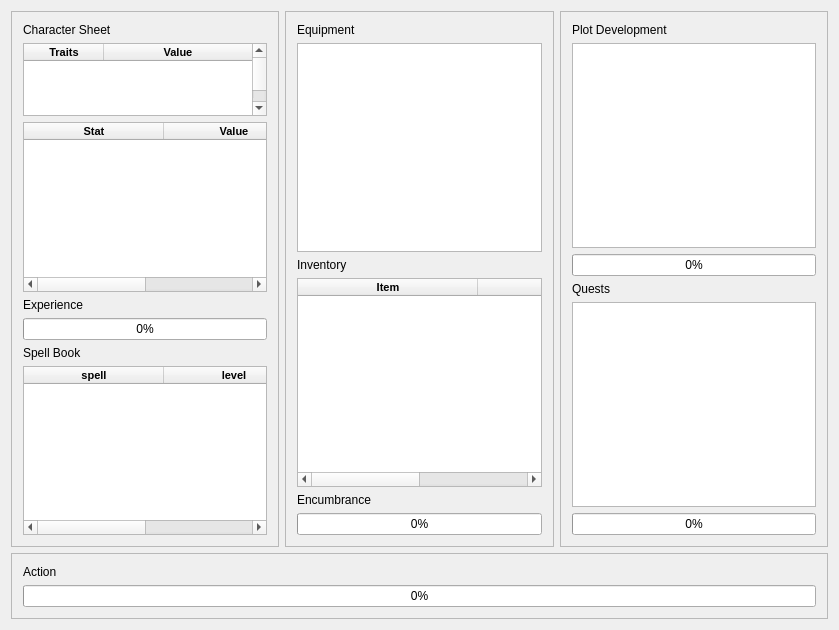
Above: mainwindow.ui from arcadia-xenos/progress-quest before the change. Below: the same form after it.
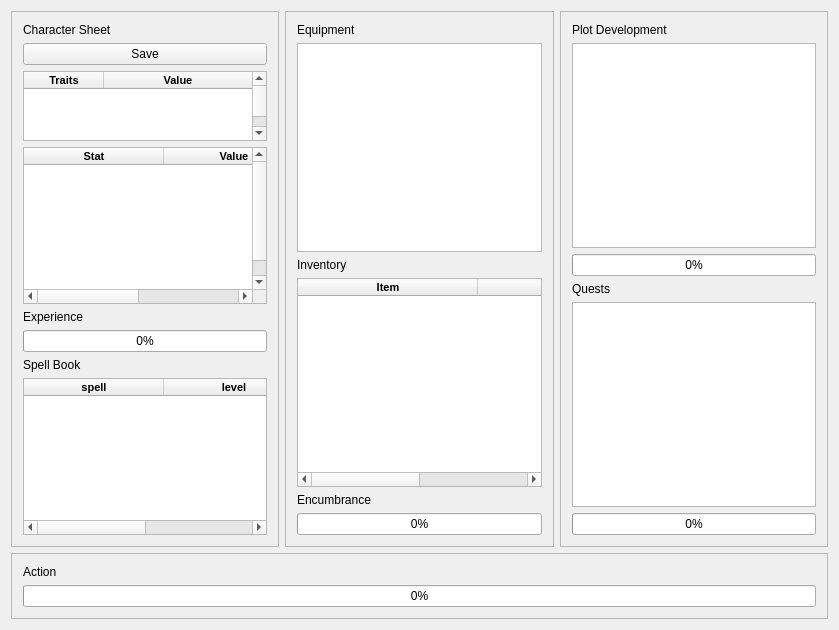
That is the form after the change. Icons and pictures are not drawn.

What changed in the file:
```diff
--- a/mainwindow.ui
+++ b/mainwindow.ui
@@ -335,6 +335,13 @@
          </property>
         </widget>
        </item>
+       <item>
+        <widget class="QPushButton" name="btn_save">
+         <property name="text">
+          <string>Save</string>
+         </property>
+        </widget>
+       </item>
        <item>
         <widget class="QTableWidget" name="tbl_traits">
          <property name="maximumSize">
```
